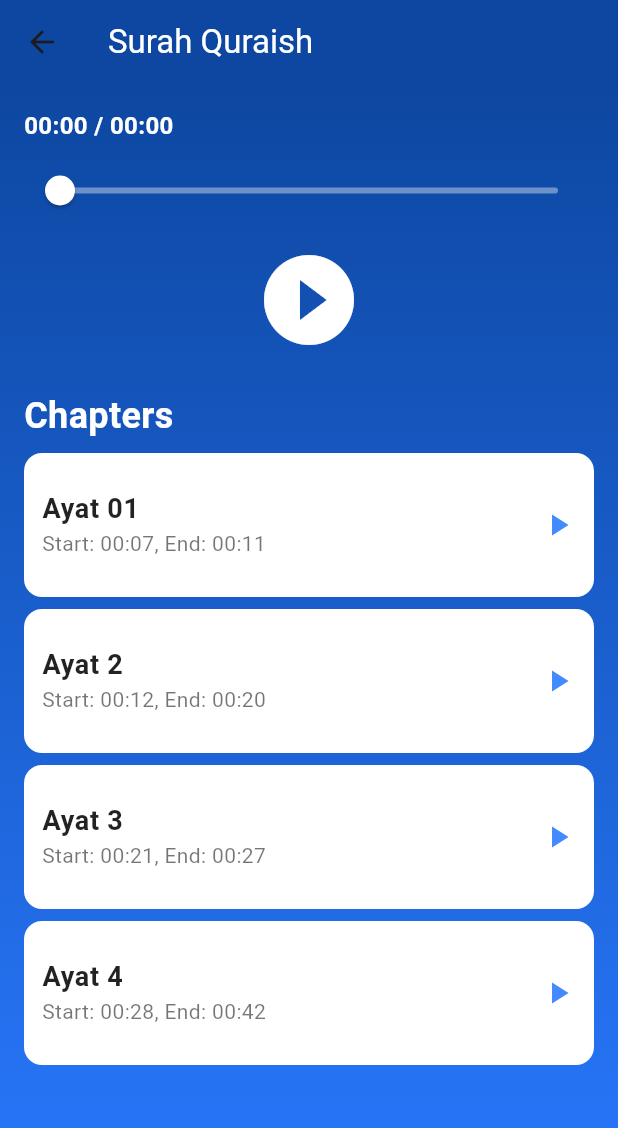
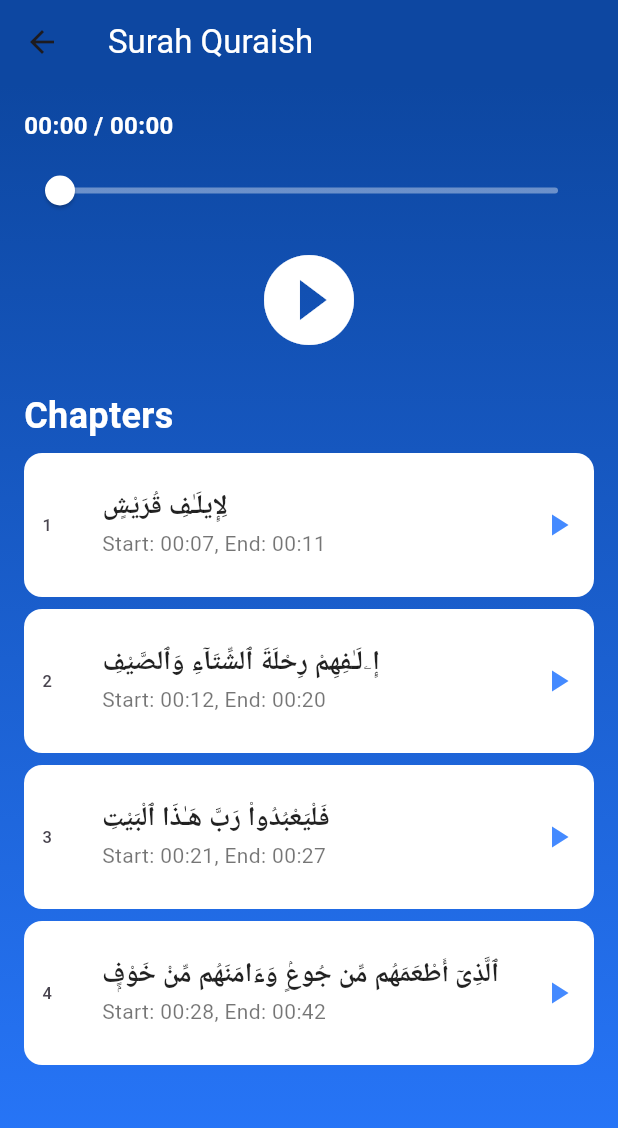
Before and after one commit to The-Black-Shadow/al_quran, a Flutter app: the screen it shows after launch, after a tap on an icon or button, on a phone screen of 412 x 824 dp. Shown: the top 1128 px of the screen. Run offline on Flutter 3.47's test engine with Material 3 defaults, Android fonts, the phone set to English and light mode, and no system bars; our stand-ins replace just_audio.

Commit message:
added arabic text to surah quraish and maun

```diff
--- a/lib/modules/surah_list.dart
+++ b/lib/modules/surah_list.dart
@@ -6,22 +6,22 @@ const List<Map<String, dynamic>> surahList = [
     "file": "assets/106_quraish.mp3",
     "chapters": [
       {
-        "title": "Ayat 01",
+        "title": "لِإِيلَـٰفِ قُرَيْشٍ ",
         "start": Duration(seconds: 7),
         "end": Duration(seconds: 11)
       },
       {
-        "title": "Ayat 2",
+        "title": "إِۦلَـٰفِهِمْ رِحْلَةَ ٱلشِّتَآءِ وَٱلصَّيْفِ ",
         "start": Duration(seconds: 12),
         "end": Duration(seconds: 20)
       },
       {
-        "title": "Ayat 3",
+        "title": "فَلْيَعْبُدُوا۟ رَبَّ هَـٰذَا ٱلْبَيْتِ",
         "start": Duration(seconds: 21),
         "end": Duration(seconds: 27)
       },
       {
-        "title": "Ayat 4",
+        "title": "ٱلَّذِىٓ أَطْعَمَهُم مِّن جُوعٍۢ وَءَامَنَهُم مِّنْ خَوْفٍۭ",
         "start": Duration(seconds: 28),
         "end": Duration(seconds: 42)
       },
@@ -32,14 +32,39 @@ const List<Map<String, dynamic>> surahList = [
     "file": "assets/surah_maun.mp3",
     "chapters": [
       {
-        "title": "Chapter 1",
-        "start": Duration(seconds: 0),
-        "end": Duration(seconds: 30)
+        "title": "أَرَءَيْتَ ٱلَّذِى يُكَذِّبُ بِٱلدِّينِ",
+        "start": Duration(seconds: 7),
+        "end": Duration(seconds: 12)
       },
       {
-        "title": "Chapter 2",
-        "start": Duration(seconds: 30),
-        "end": Duration(seconds: 60)
+        "title": "فَذَٰلِكَ ٱلَّذِى يَدُعُّ ٱلْيَتِيمَ",
+        "start": Duration(seconds: 13),
+        "end": Duration(seconds: 19)
+      },
+      {
+        "title": "وَلَا يَحُضُّ عَلَىٰ طَعَامِ ٱلْمِسْكِينِ",
+        "start": Duration(seconds: 20),
+        "end": Duration(seconds: 27)
+      },
+      {
+        "title": "فَوَيْلٌۭ لِّلْمُصَلِّينَ",
+        "start": Duration(seconds: 20),
+        "end": Duration(seconds: 33)
+      },
+      {
+        "title": "ٱلَّذِينَ هُمْ عَن صَلَاتِهِمْ سَاهُونَ",
+        "start": Duration(seconds: 34),
+        "end": Duration(seconds: 41)
+      },
+      {
+        "title": "ٱلَّذِينَ هُمْ يُرَآءُونَ",
+        "start": Duration(seconds: 42),
+        "end": Duration(seconds: 49)
+      },
+      {
+        "title": "وَيَمْنَعُونَ ٱلْمَاعُونَ",
+        "start": Duration(seconds: 50),
+        "end": Duration(seconds: 57)
       },
     ],
   },
--- a/lib/pages/audio_player.dart
+++ b/lib/pages/audio_player.dart
@@ -183,6 +183,8 @@ class _AudioPlayerPageState extends State<AudioPlayerPage> {
                             child: ListTile(
                               tileColor: Colors.white,
                               contentPadding: const EdgeInsets.all(12),
+                              leading: Text(
+                                '${index + 1}',),
                               title: Text(
                                 chapter['title'],
                                 style: const TextStyle(
```
